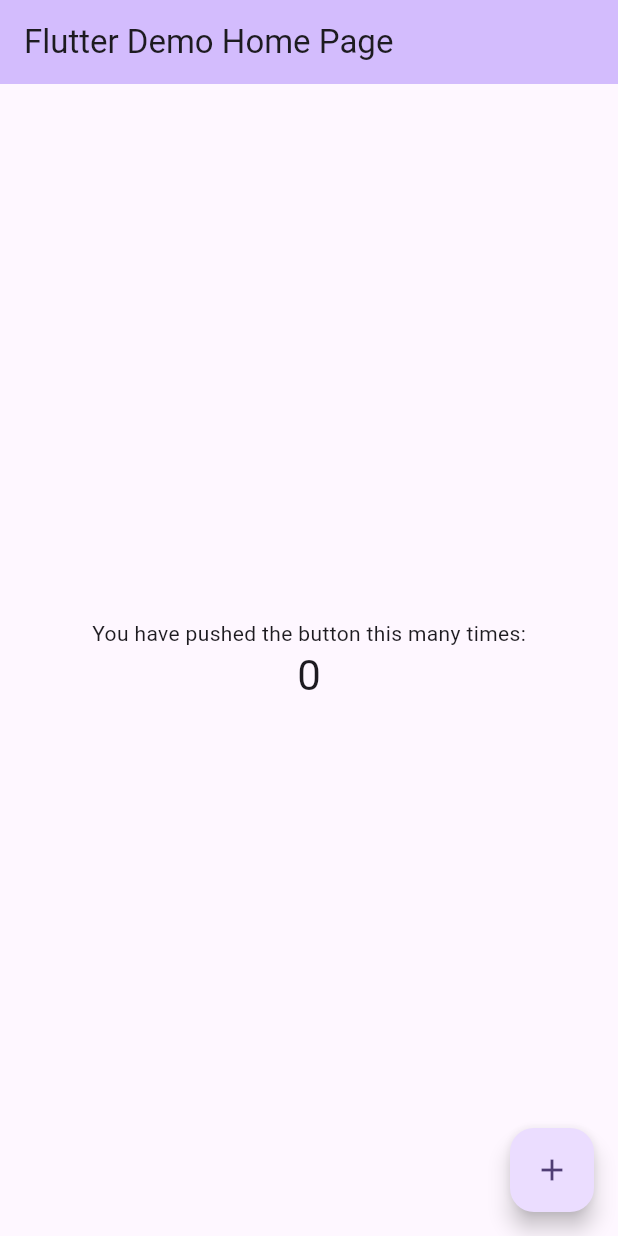
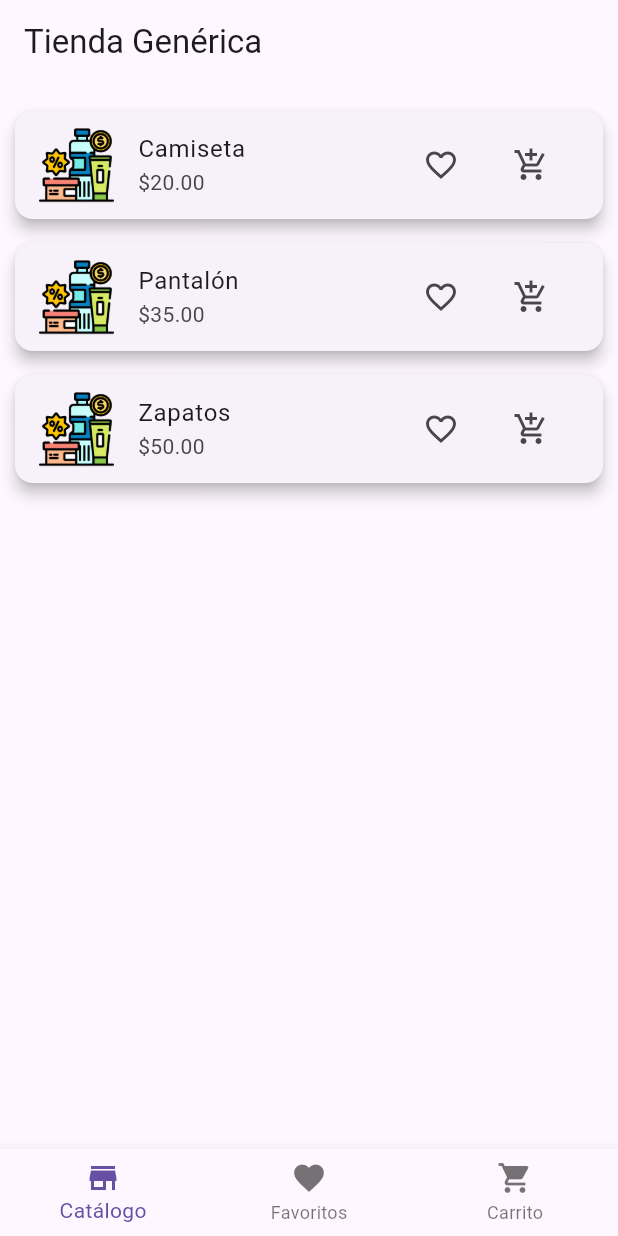
Before and after one commit to Jorge002pad/TiendaApk, a Flutter app: the screen it shows after launch, on a phone screen of 412 x 824 dp. Run offline on Flutter 3.47's test engine with Material 3 defaults, Android fonts, the phone set to English and light mode, and no system bars.

Commit message:
primeras vistas correctas

```diff
--- /dev/null
+++ b/ventas/lib/home_page.dart
@@ -0,0 +1,96 @@
+import 'package:flutter/material.dart';
+import 'pages/catalog_page.dart';
+import 'pages/favorites_page.dart';
+import 'pages/cart_page.dart';
+import 'models/product.dart';
+
+class HomePage extends StatefulWidget {
+  const HomePage({super.key});
+
+  @override
+  State<HomePage> createState() => _HomePageState();
+}
+
+class _HomePageState extends State<HomePage> {
+  int _selectedIndex = 0;
+
+  final List<Product> _allProducts = [
+    Product(name: 'Camiseta', price: 20.0, image: 'assets/images/product.png'),
+    Product(name: 'Pantalón', price: 35.0, image: 'assets/images/product.png'),
+    Product(name: 'Zapatos', price: 50.0, image: 'assets/images/product.png'),
+  ];
+
+  final List<Product> _favorites = [];
+  final List<Product> _cart = [];
+
+  @override
+  Widget build(BuildContext context) {
+    List<Widget> pages = [
+      CatalogPage(
+        products: _allProducts,
+        onFavoriteToggle: _toggleFavorite,
+        onAddToCart: _addToCart,
+        favorites: _favorites,
+      ),
+      FavoritesPage(
+        favorites: _favorites,
+        onFavoriteToggle: _toggleFavorite,
+        onAddToCart: _addToCart,
+      ),
+      CartPage(
+        cart: _cart,
+        onRemoveFromCart: _removeFromCart,
+      ),
+    ];
+
+    return Scaffold(
+      appBar: AppBar(
+        title: const Text('Tienda Genérica'),
+      ),
+      body: pages[_selectedIndex],
+      bottomNavigationBar: BottomNavigationBar(
+        currentIndex: _selectedIndex,
+        onTap: (int index) {
+          setState(() {
+            _selectedIndex = index;
+          });
+        },
+        items: const [
+          BottomNavigationBarItem(
+            icon: Icon(Icons.store),
+            label: 'Catálogo',
+          ),
+          BottomNavigationBarItem(
+            icon: Icon(Icons.favorite),
+            label: 'Favoritos',
+          ),
+          BottomNavigationBarItem(
+            icon: Icon(Icons.shopping_cart),
+            label: 'Carrito',
+          ),
+        ],
+      ),
+    );
+  }
+
+  void _toggleFavorite(Product product) {
+    setState(() {
+      if (_favorites.contains(product)) {
+        _favorites.remove(product);
+      } else {
+        _favorites.add(product);
+      }
+    });
+  }
+  void _addToCart(Product product) {
+    setState(() {
+      _cart.add(product);
+    });
+  }
+
+  void _removeFromCart(Product product) {
+    setState(() {
+      _cart.remove(product);
+    });
+  }
+}
--- a/ventas/lib/main.dart
+++ b/ventas/lib/main.dart
@@ -1,122 +1,24 @@
 import 'package:flutter/material.dart';
+import 'home_page.dart';
 
 void main() {
   runApp(const MyApp());
 }
 
+/// MyApp es el widget raíz de la aplicación.
 class MyApp extends StatelessWidget {
   const MyApp({super.key});
 
-  // This widget is the root of your application.
   @override
   Widget build(BuildContext context) {
     return MaterialApp(
-      title: 'Flutter Demo',
+      title: 'Tienda Genérica',
+      debugShowCheckedModeBanner: false,
       theme: ThemeData(
-        // This is the theme of your application.
-        //
-        // TRY THIS: Try running your application with "flutter run". You'll see
-        // the application has a purple toolbar. Then, without quitting the app,
-        // try changing the seedColor in the colorScheme below to Colors.green
-        // and then invoke "hot reload" (save your changes or press the "hot
-        // reload" button in a Flutter-supported IDE, or press "r" if you used
-        // the command line to start the app).
-        //
-        // Notice that the counter didn't reset back to zero; the application
-        // state is not lost during the reload. To reset the state, use hot
-        // restart instead.
-        //
-        // This works for code too, not just values: Most code changes can be
-        // tested with just a hot reload.
-        colorScheme: ColorScheme.fromSeed(seedColor: Colors.deepPurple),
+        primarySwatch: Colors.indigo,
+        useMaterial3: true,
       ),
-      home: const MyHomePage(title: 'Flutter Demo Home Page'),
+      home: const HomePage(),
     );
   }
 }
-
-class MyHomePage extends StatefulWidget {
-  const MyHomePage({super.key, required this.title});
-
-  // This widget is the home page of your application. It is stateful, meaning
-  // that it has a State object (defined below) that contains fields that affect
-  // how it looks.
-
-  // This class is the configuration for the state. It holds the values (in this
-  // case the title) provided by the parent (in this case the App widget) and
-  // used by the build method of the State. Fields in a Widget subclass are
-  // always marked "final".
-
-  final String title;
-
-  @override
-  State<MyHomePage> createState() => _MyHomePageState();
-}
-
-class _MyHomePageState extends State<MyHomePage> {
-  int _counter = 0;
-
-  void _incrementCounter() {
-    setState(() {
-      // This call to setState tells the Flutter framework that something has
-      // changed in this State, which causes it to rerun the build method below
-      // so that the display can reflect the updated values. If we changed
-      // _counter without calling setState(), then the build method would not be
-      // called again, and so nothing would appear to happen.
-      _counter++;
-    });
-  }
-
-  @override
-  Widget build(BuildContext context) {
-    // This method is rerun every time setState is called, for instance as done
-    // by the _incrementCounter method above.
-    //
-    // The Flutter framework has been optimized to make rerunning build methods
-    // fast, so that you can just rebuild anything that needs updating rather
-    // than having to individually change instances of widgets.
-    return Scaffold(
-      appBar: AppBar(
-        // TRY THIS: Try changing the color here to a specific color (to
-        // Colors.amber, perhaps?) and trigger a hot reload to see the AppBar
-        // change color while the other colors stay the same.
-        backgroundColor: Theme.of(context).colorScheme.inversePrimary,
-        // Here we take the value from the MyHomePage object that was created by
-        // the App.build method, and use it to set our appbar title.
-        title: Text(widget.title),
-      ),
-      body: Center(
-        // Center is a layout widget. It takes a single child and positions it
-        // in the middle of the parent.
-        child: Column(
-          // Column is also a layout widget. It takes a list of children and
-          // arranges them vertically. By default, it sizes itself to fit its
-          // children horizontally, and tries to be as tall as its parent.
-          //
-          // Column has various properties to control how it sizes itself and
-          // how it positions its children. Here we use mainAxisAlignment to
-          // center the children vertically; the main axis here is the vertical
-          // axis because Columns are vertical (the cross axis would be
-          // horizontal).
-          //
-          // TRY THIS: Invoke "debug painting" (choose the "Toggle Debug Paint"
-          // action in the IDE, or press "p" in the console), to see the
-          // wireframe for each widget.
-          mainAxisAlignment: MainAxisAlignment.center,
-          children: <Widget>[
-            const Text('You have pushed the button this many times:'),
-            Text(
-              '$_counter',
-              style: Theme.of(context).textTheme.headlineMedium,
-            ),
-          ],
-        ),
-      ),
-      floatingActionButton: FloatingActionButton(
-        onPressed: _incrementCounter,
-        tooltip: 'Increment',
-        child: const Icon(Icons.add),
-      ), // This trailing comma makes auto-formatting nicer for build methods.
-    );
-  }
-}
--- /dev/null
+++ b/ventas/lib/models/product.dart
@@ -0,0 +1,22 @@
+class Product {
+  final String name;
+  final double price;
+  final String image;
+
+  Product({
+    required this.name,
+    required this.price,
+    required this.image,
+  });
+
+  // Para poder comparar productos por su nombre
+  @override
+  bool operator ==(Object other) =>
+      identical(this, other) ||
+      other is Product &&
+          runtimeType == other.runtimeType &&
+          name == other.name;
+
+  @override
+  int get hashCode => name.hashCode;
+}
--- /dev/null
+++ b/ventas/lib/pages/catalog_page.dart
@@ -0,0 +1,60 @@
+import 'package:flutter/material.dart';
+import '../models/product.dart';
+
+class CatalogPage extends StatelessWidget {
+  final List<Product> products;
+  final List<Product> favorites;
+  final Function(Product) onFavoriteToggle;
+  final Function(Product) onAddToCart;
+
+  const CatalogPage({
+    super.key,
+    required this.products,
+    required this.favorites,
+    required this.onFavoriteToggle,
+    required this.onAddToCart,
+  });
+
+  @override
+  Widget build(BuildContext context) {
+    return ListView.builder(
+      padding: const EdgeInsets.all(10),
+      itemCount: products.length,
+      itemBuilder: (context, index) {
+        final product = products[index];
+        final isFavorite = favorites.contains(product);
+
+        return Card(
+          margin: const EdgeInsets.symmetric(vertical: 8),
+          elevation: 4,
+          child: ListTile(
+            leading: Image.asset(
+              product.image,
+              width: 50,
+              height: 50,
+              fit: BoxFit.cover,
+            ),
+            title: Text(product.name),
+            subtitle: Text('\$${product.price.toStringAsFixed(2)}'),
+            trailing: Wrap(
+              spacing: 12,
+              children: [
+                IconButton(
+                  icon: Icon(
+                    isFavorite ? Icons.favorite : Icons.favorite_border,
+                    color: isFavorite ? Colors.red : null,
+                  ),
+                  onPressed: () => onFavoriteToggle(product),
+                ),
+                IconButton(
+                  icon: const Icon(Icons.add_shopping_cart),
+                  onPressed: () => onAddToCart(product),
+                ),
+              ],
+            ),
+          ),
+        );
+      },
+    );
+  }
+}
--- a/ventas/pubspec.yaml
+++ b/ventas/pubspec.yaml
@@ -56,6 +56,8 @@ flutter:
   # included with your application, so that you can use the icons in
   # the material Icons class.
   uses-material-design: true
+  assets:
+  - assets/images/product.png
 
   # To add assets to your application, add an assets section, like this:
   # assets:
```
Also changed, not shown: ventas/lib/pages/cart_page.dart (added, +79 -0 lines), ventas/lib/pages/favorites_page.dart (added, +63 -0 lines), ventas/assets/images/product.png (added).
